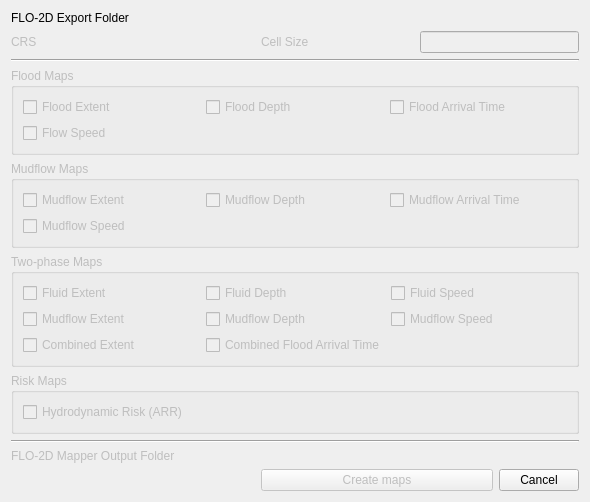
Old version of the form flo2d_mapcrafter/flo2d_mapcrafter_dialog_base.ui in the repository FLO-2DSoftware/FLO-2DMapCrafter.
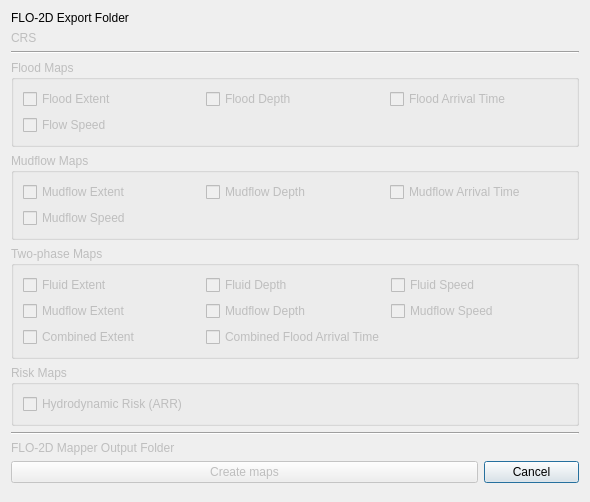
New version of the form. Custom widgets are drawn as their Qt base class.

Commit message: Remove the cell size line edit and calculate it in the plugin based on the DEPTH.OUT file.

```diff
--- a/flo2d_mapcrafter/flo2d_mapcrafter_dialog_base.ui
+++ b/flo2d_mapcrafter/flo2d_mapcrafter_dialog_base.ui
@@ -16,40 +16,7 @@
   <layout class="QGridLayout" name="gridLayout">
    <item row="0" column="0" rowspan="2">
     <layout class="QGridLayout" name="gridLayout_2">
-     <item row="3" column="0" colspan="6">
-      <widget class="Line" name="line_2">
-       <property name="orientation">
-        <enum>Qt::Horizontal</enum>
-       </property>
-      </widget>
-     </item>
-     <item row="1" column="4" colspan="2">
-      <widget class="QLineEdit" name="cellSize">
-       <property name="enabled">
-        <bool>false</bool>
-       </property>
-       <property name="sizePolicy">
-        <sizepolicy hsizetype="MinimumExpanding" vsizetype="Fixed">
-         <horstretch>0</horstretch>
-         <verstretch>0</verstretch>
-        </sizepolicy>
-       </property>
-       <property name="inputMethodHints">
-        <set>Qt::ImhPreferNumbers</set>
-       </property>
-      </widget>
-     </item>
-     <item row="1" column="2" colspan="2">
-      <widget class="QLabel" name="label_3">
-       <property name="enabled">
-        <bool>false</bool>
-       </property>
-       <property name="text">
-        <string>Cell Size</string>
-       </property>
-      </widget>
-     </item>
-     <item row="7" column="0" colspan="6">
+     <item row="7" column="0" colspan="5">
       <widget class="QGroupBox" name="risk_grp">
        <property name="enabled">
         <bool>false</bool>
@@ -68,69 +35,13 @@
        </layout>
       </widget>
      </item>
-     <item row="1" column="1">
-      <widget class="QgsProjectionSelectionWidget" name="crsselector">
-       <property name="enabled">
-        <bool>false</bool>
+     <item row="8" column="0" colspan="5">
+      <widget class="Line" name="line">
+       <property name="orientation">
+        <enum>Qt::Horizontal</enum>
        </property>
       </widget>
      </item>
-     <item row="10" column="2" colspan="3">
-      <widget class="QPushButton" name="runButton">
-       <property name="enabled">
-        <bool>false</bool>
-       </property>
-       <property name="text">
-        <string>Create maps</string>
-       </property>
-      </widget>
-     </item>
-     <item row="4" column="0" colspan="6">
-      <widget class="QGroupBox" name="flood_grp">
-       <property name="enabled">
-        <bool>false</bool>
-       </property>
-       <property name="title">
-        <string>Flood Maps</string>
-       </property>
-       <property name="checkable">
-        <bool>false</bool>
-       </property>
-       <property name="checked">
-        <bool>false</bool>
-       </property>
-       <layout class="QGridLayout" name="gridLayout_3">
-        <item row="0" column="3">
-         <widget class="QCheckBox" name="ft_cb">
-          <property name="text">
-           <string>Flood Arrival Time</string>
-          </property>
-         </widget>
-        </item>
-        <item row="0" column="1">
-         <widget class="QCheckBox" name="fe_cb">
-          <property name="text">
-           <string>Flood Extent</string>
-          </property>
-         </widget>
-        </item>
-        <item row="0" column="2">
-         <widget class="QCheckBox" name="fd_cb">
-          <property name="text">
-           <string>Flood Depth</string>
-          </property>
-         </widget>
-        </item>
-        <item row="1" column="1">
-         <widget class="QCheckBox" name="fs_cb">
-          <property name="text">
-           <string>Flow Speed</string>
-          </property>
-         </widget>
-        </item>
-       </layout>
-      </widget>
-     </item>
      <item row="1" column="0">
       <widget class="QLabel" name="label_4">
        <property name="enabled">
@@ -141,17 +52,27 @@
        </property>
       </widget>
      </item>
-     <item row="9" column="0">
-      <widget class="QLabel" name="label_2">
+     <item row="9" column="1" colspan="4">
+      <widget class="QgsFileWidget" name="mapper_out_folder">
        <property name="enabled">
         <bool>false</bool>
        </property>
-       <property name="text">
-        <string>FLO-2D Mapper Output Folder</string>
+       <property name="storageMode">
+        <enum>QgsFileWidget::GetDirectory</enum>
        </property>
+       <property name="options">
+        <set>QFileDialog::ShowDirsOnly</set>
+       </property>
       </widget>
      </item>
-     <item row="10" column="5">
+     <item row="0" column="1" colspan="4">
+      <widget class="QgsFileWidget" name="flo2d_out_folder">
+       <property name="storageMode">
+        <enum>QgsFileWidget::GetDirectory</enum>
+       </property>
+      </widget>
+     </item>
+     <item row="10" column="4">
       <widget class="QPushButton" name="cancelButton">
        <property name="enabled">
         <bool>true</bool>
@@ -161,14 +82,7 @@
        </property>
       </widget>
      </item>
-     <item row="0" column="0">
-      <widget class="QLabel" name="label">
-       <property name="text">
-        <string>FLO-2D Export Folder</string>
-       </property>
-      </widget>
-     </item>
-     <item row="5" column="0" colspan="6">
+     <item row="5" column="0" colspan="5">
       <widget class="QGroupBox" name="mud_grp">
        <property name="enabled">
         <bool>false</bool>
@@ -208,27 +122,53 @@
        </layout>
       </widget>
      </item>
-     <item row="9" column="1" colspan="5">
-      <widget class="QgsFileWidget" name="mapper_out_folder">
+     <item row="4" column="0" colspan="5">
+      <widget class="QGroupBox" name="flood_grp">
        <property name="enabled">
         <bool>false</bool>
        </property>
-       <property name="storageMode">
-        <enum>QgsFileWidget::GetDirectory</enum>
+       <property name="title">
+        <string>Flood Maps</string>
        </property>
-       <property name="options">
-        <set>QFileDialog::ShowDirsOnly</set>
+       <property name="checkable">
+        <bool>false</bool>
        </property>
-      </widget>
-     </item>
-     <item row="8" column="0" colspan="6">
-      <widget class="Line" name="line">
-       <property name="orientation">
-        <enum>Qt::Horizontal</enum>
+       <property name="checked">
+        <bool>false</bool>
        </property>
+       <layout class="QGridLayout" name="gridLayout_3">
+        <item row="0" column="3">
+         <widget class="QCheckBox" name="ft_cb">
+          <property name="text">
+           <string>Flood Arrival Time</string>
+          </property>
+         </widget>
+        </item>
+        <item row="0" column="1">
+         <widget class="QCheckBox" name="fe_cb">
+          <property name="text">
+           <string>Flood Extent</string>
+          </property>
+         </widget>
+        </item>
+        <item row="0" column="2">
+         <widget class="QCheckBox" name="fd_cb">
+          <property name="text">
+           <string>Flood Depth</string>
+          </property>
+         </widget>
+        </item>
+        <item row="1" column="1">
+         <widget class="QCheckBox" name="fs_cb">
+          <property name="text">
+           <string>Flow Speed</string>
+          </property>
+         </widget>
+        </item>
+       </layout>
       </widget>
      </item>
-     <item row="6" column="0" colspan="6">
+     <item row="6" column="0" colspan="5">
       <widget class="QGroupBox" name="twophase_grp">
        <property name="enabled">
         <bool>false</bool>
@@ -296,10 +236,44 @@
        </layout>
       </widget>
      </item>
-     <item row="0" column="1" colspan="5">
-      <widget class="QgsFileWidget" name="flo2d_out_folder">
-       <property name="storageMode">
-        <enum>QgsFileWidget::GetDirectory</enum>
+     <item row="3" column="0" colspan="5">
+      <widget class="Line" name="line_2">
+       <property name="orientation">
+        <enum>Qt::Horizontal</enum>
+       </property>
+      </widget>
+     </item>
+     <item row="9" column="0">
+      <widget class="QLabel" name="label_2">
+       <property name="enabled">
+        <bool>false</bool>
+       </property>
+       <property name="text">
+        <string>FLO-2D Mapper Output Folder</string>
+       </property>
+      </widget>
+     </item>
+     <item row="0" column="0">
+      <widget class="QLabel" name="label">
+       <property name="text">
+        <string>FLO-2D Export Folder</string>
+       </property>
+      </widget>
+     </item>
+     <item row="1" column="1" colspan="4">
+      <widget class="QgsProjectionSelectionWidget" name="crsselector">
+       <property name="enabled">
+        <bool>false</bool>
+       </property>
+      </widget>
+     </item>
+     <item row="10" column="0" colspan="4">
+      <widget class="QPushButton" name="runButton">
+       <property name="enabled">
+        <bool>false</bool>
+       </property>
+       <property name="text">
+        <string>Create maps</string>
        </property>
       </widget>
      </item>
```
The commit also changes 1 other file.
